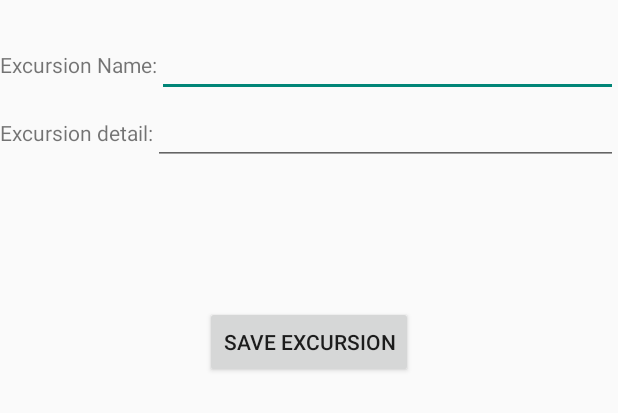
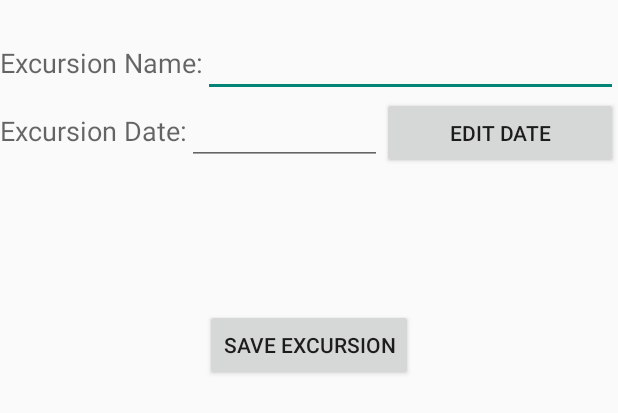
Before and after one commit to ChaseMorgan333/VacationPlanner2.0, an Android app: the layout activity_excursion_details.xml on its own in the app's theme, with its tools: preview values and no code run, on a phone screen of 412 x 824 dp. Shown: the top 413 px of the screen. Run offline under Robolectric (Android 15) with nearby library versions, the phone set to English and light mode, and no system bars.

Commit message:
Task 4 completed: Excursions have a title and a date.

```diff
--- a/app/src/main/java/database/VacationDatabaseBuilder.java
+++ b/app/src/main/java/database/VacationDatabaseBuilder.java
@@ -12,7 +12,7 @@
 
 import android.content.Context;
 
-@Database(entities = {Vacation.class, Excursion.class}, version = 4, exportSchema = false)
+@Database(entities = {Vacation.class, Excursion.class}, version = 6, exportSchema = false)
 public abstract class VacationDatabaseBuilder extends RoomDatabase{
     public abstract VacationDAO vacationDAO();
     public abstract ExcursionDAO excursionDAO();
--- a/app/src/main/res/layout/activity_excursion_details.xml
+++ b/app/src/main/res/layout/activity_excursion_details.xml
@@ -30,6 +30,7 @@
                 android:layout_width="wrap_content"
                 android:layout_height="wrap_content"
                 android:text="Excursion Name:"
+                android:textAppearance="@style/TextAppearance.AppCompat.Medium"
                 app:layout_constraintLeft_toLeftOf="parent"
                 app:layout_constraintTop_toTopOf="parent"
                 tools:layout_editor_absoluteX="35dp"
@@ -40,6 +41,7 @@
                 android:layout_width="match_parent"
                 android:layout_height="wrap_content"
                 android:inputType="text"
+                android:maxLength="20"
                 android:text=""
                 app:layout_constraintLeft_toRightOf="@id/excursionNameView"
                 app:layout_constraintTop_toTopOf="parent"
@@ -54,18 +56,27 @@
             android:orientation="horizontal">
 
             <TextView
-                android:id="@+id/excursionDetailView"
+                android:id="@+id/excursionDateView"
                 android:layout_width="wrap_content"
                 android:layout_height="wrap_content"
-                android:text="Excursion detail:" />
+                android:text="Excursion Date:"
+                android:textAppearance="@style/TextAppearance.AppCompat.Medium" />
 
             <EditText
-                android:id="@+id/editExcursionDetail"
-                android:layout_width="match_parent"
+                android:id="@+id/editExcursionDate"
+                android:layout_width="130dp"
                 android:layout_height="wrap_content"
-                android:inputType="number|numberDecimal"
+                android:inputType="text"
+                android:maxLength="20"
                 tools:layout_editor_absoluteX="136dp"
                 tools:layout_editor_absoluteY="127dp" />
+
+            <Button
+                android:id="@+id/editExcursionDateButton"
+                android:layout_width="wrap_content"
+                android:layout_height="wrap_content"
+                android:layout_weight="1"
+                android:text="Edit Date" />
         </LinearLayout>
     </LinearLayout>
 
```
Also changed, not shown: app/src/main/java/com/example/d308vacationplanner/UI/ExcursionDatePickerFragment.java (added, +117 -0 lines), app/src/main/java/com/example/d308vacationplanner/UI/ExcursionDetails.java (+67 -16 lines), app/src/main/java/entities/Excursion.java (+12 -1 lines).
